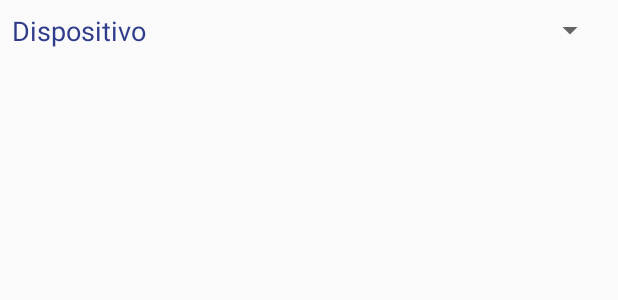
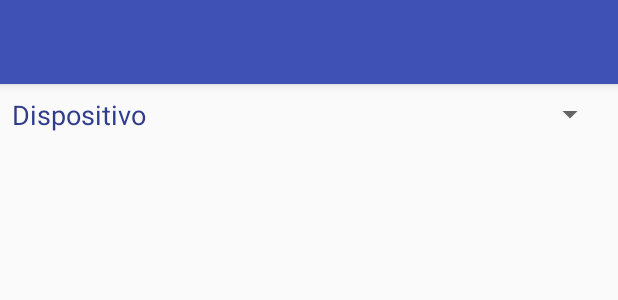
Before and after one commit to SuperG280/XFSHelper, an Android app: the layout activity_devices.xml on its own in the app's theme, with its tools: preview values and no code run, on a phone screen of 412 x 824 dp. Shown: the top 300 px of the screen. Run offline under Robolectric (Android 15) with nearby library versions, the phone set to English and light mode, and no system bars.

Commit message:
Cambio en la actividad devices para incluir la barra de arriba de forma manual.

```diff
--- a/app/src/main/AndroidManifest.xml
+++ b/app/src/main/AndroidManifest.xml
@@ -10,7 +10,8 @@
         android:supportsRtl="true"
         android:theme="@style/AppTheme">
         <activity android:name=".AboutActivity"></activity>
-        <activity android:name=".DevicesActivity" />
+        <activity android:name=".DevicesActivity"
+			android:theme="@style/AppTheme.NoActionBar"/>
         <activity
             android:name=".MainActivity"
             android:label="@string/app_name"
--- a/app/src/main/java/com/superg280/dev/xfshelper/DevicesActivity.java
+++ b/app/src/main/java/com/superg280/dev/xfshelper/DevicesActivity.java
@@ -1,11 +1,10 @@
 package com.superg280.dev.xfshelper;
 
-import android.app.Activity;
 import android.support.v7.app.AppCompatActivity;
 import android.os.Bundle;
 import android.view.View;
 import android.widget.AdapterView;
-import android.widget.ArrayAdapter;
+import android.support.v7.widget.Toolbar;
 import android.widget.ListView;
 import android.widget.Spinner;
 
@@ -19,6 +18,9 @@ public class DevicesActivity extends AppCompatActivity {
     protected void onCreate(Bundle savedInstanceState) {
         super.onCreate(savedInstanceState);
         setContentView(R.layout.activity_devices);
+
+		Toolbar toolbar = findViewById(R.id.toolbar_devices);
+        setSupportActionBar(toolbar);
 
         final Spinner spinnerDevices = findViewById( R.id.spinner_devices_select);
         DevicesSpinnerAdapter devicesAdapter = new DevicesSpinnerAdapter( getApplicationContext(), Devices.getDev_icons(), Devices.getDev_literales());
--- a/app/src/main/res/layout/activity_devices.xml
+++ b/app/src/main/res/layout/activity_devices.xml
@@ -1,46 +1,25 @@
 <?xml version="1.0" encoding="utf-8"?>
-<android.support.constraint.ConstraintLayout xmlns:android="http://schemas.android.com/apk/res/android"
+<android.support.design.widget.CoordinatorLayout xmlns:android="http://schemas.android.com/apk/res/android"
     xmlns:app="http://schemas.android.com/apk/res-auto"
     xmlns:tools="http://schemas.android.com/tools"
     android:layout_width="match_parent"
     android:layout_height="match_parent"
     tools:context=".DevicesActivity">
 
-    <TextView
-        android:id="@+id/textView_devices_select_label"
-        android:layout_width="wrap_content"
+    <android.support.design.widget.AppBarLayout
+        android:layout_width="match_parent"
         android:layout_height="wrap_content"
-        android:layout_marginStart="8dp"
-        android:text="@string/devices_select_label"
-        android:textColor="@color/colorPrimaryDark"
-        android:textSize="18sp"
-        app:layout_constraintBottom_toBottomOf="@+id/spinner_devices_select"
-        app:layout_constraintStart_toStartOf="parent"
-        app:layout_constraintTop_toTopOf="@+id/spinner_devices_select" />
+        android:theme="@style/AppTheme.AppBarOverlay">
 
-    <Spinner
-        android:id="@+id/spinner_devices_select"
-        android:layout_width="0dp"
-        android:layout_height="wrap_content"
-        android:layout_marginStart="8dp"
-        android:layout_marginTop="8dp"
-        android:layout_marginEnd="8dp"
-        app:layout_constraintEnd_toEndOf="parent"
-        app:layout_constraintStart_toEndOf="@+id/textView_devices_select_label"
-        app:layout_constraintTop_toTopOf="parent" />
+        <android.support.v7.widget.Toolbar
+            android:id="@+id/toolbar_devices"
+            android:layout_width="match_parent"
+            android:layout_height="?attr/actionBarSize"
+            android:background="?attr/colorPrimary"
+            app:popupTheme="@style/AppTheme.PopupOverlay" />
 
-    <ListView
-        android:id="@+id/listView_device_items"
-        android:layout_width="0dp"
-        android:layout_height="0dp"
-        android:layout_marginStart="8dp"
-        android:layout_marginTop="8dp"
-        android:layout_marginEnd="8dp"
-        android:layout_marginBottom="8dp"
-        android:dividerHeight="0dp"
-        android:divider="@null"
-        app:layout_constraintBottom_toBottomOf="parent"
-        app:layout_constraintEnd_toEndOf="parent"
-        app:layout_constraintStart_toStartOf="parent"
-        app:layout_constraintTop_toBottomOf="@+id/spinner_devices_select" />
-</android.support.constraint.ConstraintLayout>
+    </android.support.design.widget.AppBarLayout>
+
+    <include layout="@layout/content_devices" />
+
+</android.support.design.widget.CoordinatorLayout>
--- /dev/null
+++ b/app/src/main/res/layout/content_devices.xml
@@ -0,0 +1,48 @@
+<?xml version="1.0" encoding="utf-8"?>
+<android.support.constraint.ConstraintLayout xmlns:android="http://schemas.android.com/apk/res/android"
+    xmlns:app="http://schemas.android.com/apk/res-auto"
+    xmlns:tools="http://schemas.android.com/tools"
+    android:layout_width="match_parent"
+    android:layout_height="match_parent"
+	app:layout_behavior="@string/appbar_scrolling_view_behavior"
+    tools:context=".DevicesActivity"
+	tools:showIn="@layout/activity_devices">
+
+    <TextView
+        android:id="@+id/textView_devices_select_label"
+        android:layout_width="wrap_content"
+        android:layout_height="wrap_content"
+        android:layout_marginStart="8dp"
+        android:text="@string/devices_select_label"
+        android:textColor="@color/colorPrimaryDark"
+        android:textSize="18sp"
+        app:layout_constraintBottom_toBottomOf="@+id/spinner_devices_select"
+        app:layout_constraintStart_toStartOf="parent"
+        app:layout_constraintTop_toTopOf="@+id/spinner_devices_select" />
+
+    <Spinner
+        android:id="@+id/spinner_devices_select"
+        android:layout_width="0dp"
+        android:layout_height="wrap_content"
+        android:layout_marginStart="8dp"
+        android:layout_marginTop="8dp"
+        android:layout_marginEnd="8dp"
+        app:layout_constraintEnd_toEndOf="parent"
+        app:layout_constraintStart_toEndOf="@+id/textView_devices_select_label"
+        app:layout_constraintTop_toTopOf="parent" />
+
+    <ListView
+        android:id="@+id/listView_device_items"
+        android:layout_width="0dp"
+        android:layout_height="0dp"
+        android:layout_marginStart="8dp"
+        android:layout_marginTop="8dp"
+        android:layout_marginEnd="8dp"
+        android:layout_marginBottom="8dp"
+        android:dividerHeight="0dp"
+        android:divider="@null"
+        app:layout_constraintBottom_toBottomOf="parent"
+        app:layout_constraintEnd_toEndOf="parent"
+        app:layout_constraintStart_toStartOf="parent"
+        app:layout_constraintTop_toBottomOf="@+id/spinner_devices_select" />
+</android.support.constraint.ConstraintLayout>
```
